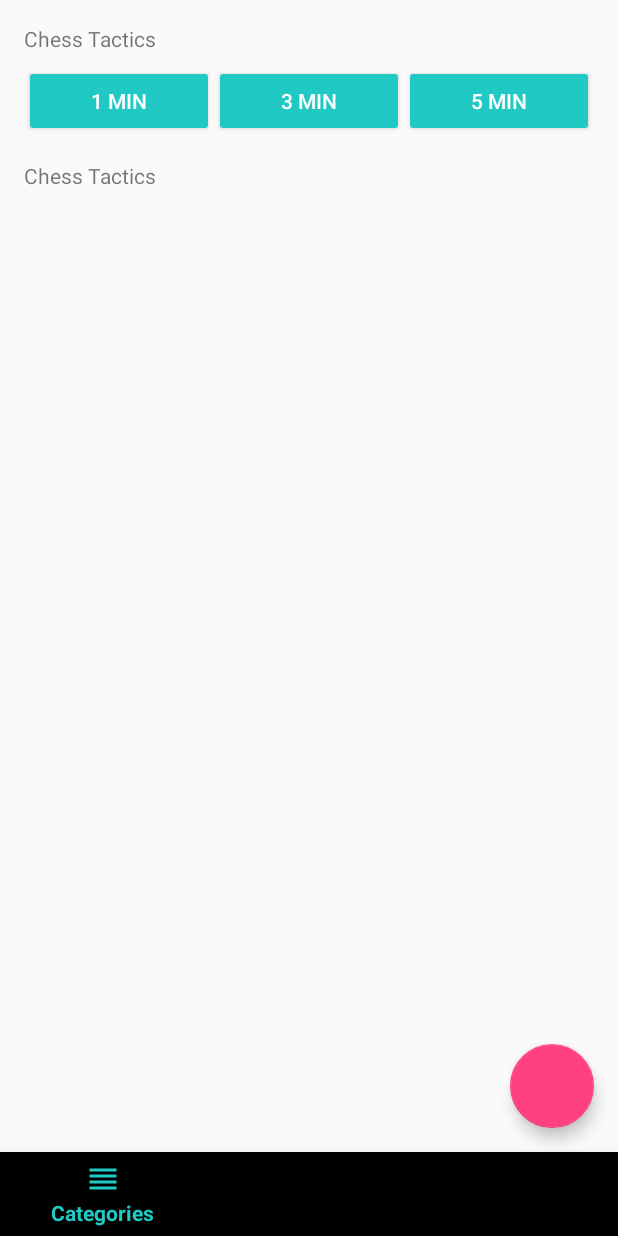
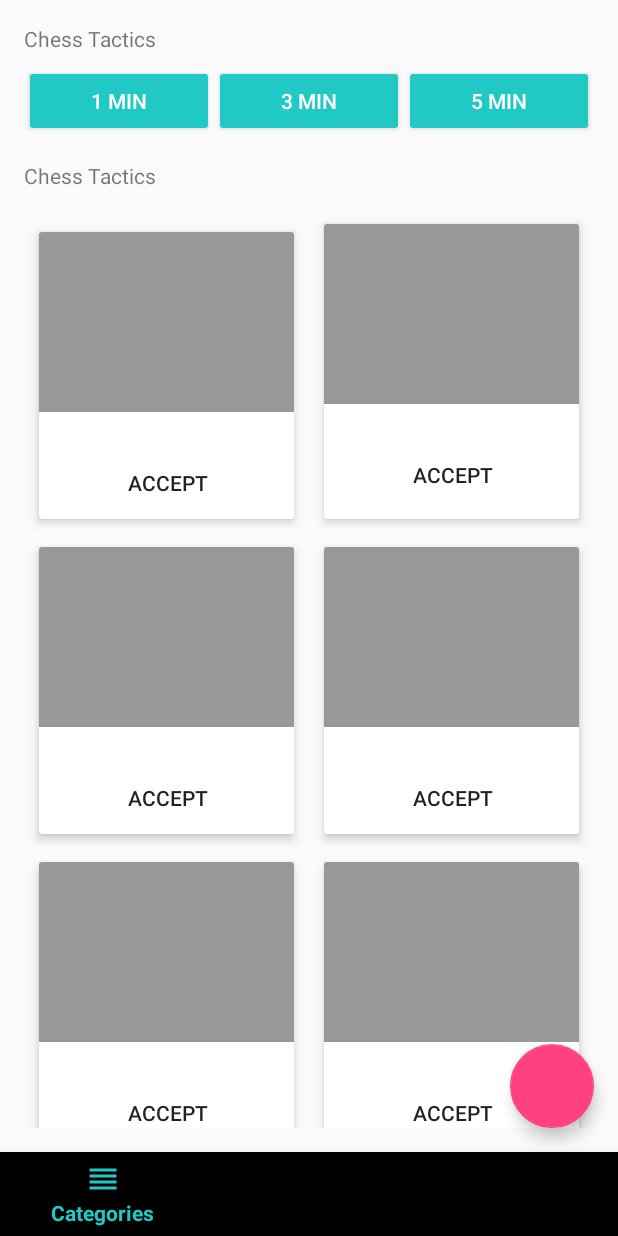
Before and after one commit to stidcardoso/chess, an Android app: the fragment CategoriesFragment placed in its activity, on a phone screen of 412 x 824 dp. Run offline under Robolectric (Android 15) with nearby library versions, the phone set to English and light mode, and no system bars.

```diff
--- /dev/null
+++ b/app/src/main/java/com/teda/chesstactics/GridSpace.kt
@@ -0,0 +1,19 @@
+package com.teda.chesstactics
+
+import android.graphics.Rect
+import android.support.v7.widget.RecyclerView
+import android.view.View
+
+
+class GridSpace(private val space: Int) : RecyclerView.ItemDecoration() {
+
+    override fun getItemOffsets(outRect: Rect, view: View, parent: RecyclerView, state: RecyclerView.State) {
+        outRect.left = space
+        outRect.right = space
+        outRect.bottom = space
+        // Add top margin only for the first item to avoid double space between items
+        if (parent.getChildAdapterPosition(view) == 0) {
+            outRect.top = space
+        }
+    }
+}
--- a/app/src/main/java/com/teda/chesstactics/ui/CategoriesFragment.kt
+++ b/app/src/main/java/com/teda/chesstactics/ui/CategoriesFragment.kt
@@ -3,11 +3,14 @@ package com.teda.chesstactics.ui
 import android.content.Intent
 import android.os.Bundle
 import android.support.v4.app.Fragment
+import android.support.v7.widget.GridLayoutManager
 import android.view.LayoutInflater
 import android.view.View
 import android.view.ViewGroup
 import com.teda.chesstactics.Constants
+import com.teda.chesstactics.GridSpace
 import com.teda.chesstactics.R
+import com.teda.chesstactics.ui.adapter.MAdapter
 import kotlinx.android.synthetic.main.fragment_categories.*
 
 class CategoriesFragment : Fragment() {
@@ -36,6 +39,9 @@ class CategoriesFragment : Fragment() {
         btnFiveMinute.setOnClickListener {
             startCountDownActivity(5)
         }
+        recyclerPackages.layoutManager = GridLayoutManager(activity, 2)
+        recyclerPackages.addItemDecoration(GridSpace(8))
+        recyclerPackages.adapter = MAdapter(arrayListOf())
     }
 
     private fun startCountDownActivity(minutes: Int) {
--- a/app/src/main/java/com/teda/chesstactics/ui/CountDownActivity.kt
+++ b/app/src/main/java/com/teda/chesstactics/ui/CountDownActivity.kt
@@ -86,6 +86,7 @@ class CountDownActivity : AppCompatActivity(), ChessPieces.ChessCallback {
                 val i = Intent(this@CountDownActivity, ResultActivity::class.java)
                 i.putExtra(Constants.EXTRAS_RESULT, Result(averageElo.toDouble(), countPositions, countSuccess, countError))
                 startActivity(i)
+                finish()
             }
 
         }.start()
--- a/app/src/main/java/com/teda/chesstactics/ui/ResultActivity.kt
+++ b/app/src/main/java/com/teda/chesstactics/ui/ResultActivity.kt
@@ -25,6 +25,9 @@ class ResultActivity : AppCompatActivity() {
         setContentView(R.layout.activity_result)
         result = intent.getSerializableExtra(Constants.EXTRAS_RESULT) as Result
         showPie()
+        btnContinue.setOnClickListener {
+            finish()
+        }
     }
 
     private fun showPie() {
--- a/app/src/main/java/com/teda/chesstactics/ui/adapter/ChessBoardViewHolder.kt
+++ b/app/src/main/java/com/teda/chesstactics/ui/adapter/ChessBoardViewHolder.kt
@@ -18,16 +18,14 @@ class ChessBoardViewHolder(itemView: View) : RecyclerView.ViewHolder(itemView) {
     fun evenFile() {
         if ((adapterPosition % 2) == 0) {
             itemView.imageSquare.setBackgroundColor(ContextCompat.getColor(itemView.context, R.color.colorAccent))
-        }
-        else
+        } else
             itemView.imageSquare.setBackgroundColor(ContextCompat.getColor(itemView.context, R.color.colorPrimary))
     }
 
     fun oddFile() {
         if ((adapterPosition % 2) == 0) {
             itemView.imageSquare.setBackgroundColor(ContextCompat.getColor(itemView.context, R.color.colorPrimary))
-        }
-        else
+        } else
             itemView.imageSquare.setBackgroundColor(ContextCompat.getColor(itemView.context, R.color.colorAccent))
     }
 
--- /dev/null
+++ b/app/src/main/java/com/teda/chesstactics/ui/adapter/MAdapter.kt
@@ -0,0 +1,23 @@
+package com.teda.chesstactics.ui.adapter
+
+import android.support.v7.widget.RecyclerView
+import android.view.LayoutInflater
+import android.view.ViewGroup
+import com.teda.chesstactics.R
+
+class MAdapter(var list: ArrayList<String>) : RecyclerView.Adapter<MViewHolder>() {
+
+    override fun onCreateViewHolder(parent: ViewGroup, viewType: Int): MViewHolder {
+        val v = LayoutInflater.from(parent.context).inflate(R.layout.item, parent, false)
+        return MViewHolder(v)
+    }
+
+    override fun onBindViewHolder(viewHolder: MViewHolder, position: Int) {
+
+    }
+
+    override fun getItemCount(): Int {
+        return 10
+    }
+
+}
--- /dev/null
+++ b/app/src/main/java/com/teda/chesstactics/ui/adapter/MViewHolder.kt
@@ -0,0 +1,16 @@
+package com.teda.chesstactics.ui.adapter
+
+import android.support.v7.widget.RecyclerView
+import android.view.View
+
+class MViewHolder(view: View) : RecyclerView.ViewHolder(view) {
+
+    init {
+
+    }
+
+    fun bind(s: String) {
+
+    }
+
+}
--- a/app/src/main/res/layout/activity_result.xml
+++ b/app/src/main/res/layout/activity_result.xml
@@ -5,6 +5,7 @@
     android:layout_height="match_parent">
 
     <android.support.v7.widget.CardView
+        android:id="@+id/cardView"
         android:layout_width="0dp"
         android:layout_height="wrap_content"
         android:layout_marginBottom="8dp"
@@ -46,13 +47,24 @@
                 android:layout_marginStart="16dp"
                 android:layout_marginTop="16dp"
                 app:layout_constraintBottom_toBottomOf="parent"
+                app:layout_constraintDimensionRatio="H, 1:1"
                 app:layout_constraintStart_toStartOf="parent"
                 app:layout_constraintTop_toBottomOf="@+id/textView2"
-                app:layout_constraintWidth_percent="0.3"
-                app:layout_constraintDimensionRatio="H, 1:1"/>
+                app:layout_constraintWidth_percent="0.3" />
 
         </android.support.constraint.ConstraintLayout>
 
     </android.support.v7.widget.CardView>
 
+    <Button
+        android:id="@+id/btnContinue"
+        style="@style/Base.Widget.AppCompat.Button.Colored"
+        android:layout_width="0dp"
+        android:layout_height="wrap_content"
+        android:layout_marginTop="8dp"
+        app:layout_constraintStart_toStartOf="@id/cardView"
+        app:layout_constraintEnd_toEndOf="@id/cardView"
+        app:layout_constraintTop_toBottomOf="@id/cardView"
+        android:text="@string/btn_continue" />
+
 </android.support.constraint.ConstraintLayout>
--- a/app/src/main/res/layout/fragment_categories.xml
+++ b/app/src/main/res/layout/fragment_categories.xml
@@ -72,6 +72,7 @@
         app:layout_constraintTop_toBottomOf="@+id/btnOneMinute" />
 
     <android.support.v7.widget.RecyclerView
+        android:id="@+id/recyclerPackages"
         android:layout_width="match_parent"
         android:layout_height="0dp"
         android:layout_marginBottom="16dp"
--- /dev/null
+++ b/app/src/main/res/layout/item.xml
@@ -0,0 +1,51 @@
+<?xml version="1.0" encoding="utf-8"?>
+<android.support.v7.widget.CardView xmlns:android="http://schemas.android.com/apk/res/android"
+    xmlns:app="http://schemas.android.com/apk/res-auto"
+    xmlns:tools="http://schemas.android.com/tools"
+    android:layout_width="match_parent"
+    android:layout_height="wrap_content"
+    app:cardElevation="4dp"
+    app:cardUseCompatPadding="true">
+
+    <android.support.constraint.ConstraintLayout
+        android:layout_width="match_parent"
+        android:layout_height="match_parent">
+
+        <ImageView
+            android:id="@+id/imageView2"
+            android:layout_width="match_parent"
+            android:layout_height="120dp"
+            android:background="#989898"
+            app:layout_constraintStart_toStartOf="parent"
+            app:layout_constraintTop_toTopOf="parent" />
+
+        <TextView
+            android:id="@+id/textView"
+            android:layout_width="0dp"
+            android:layout_height="wrap_content"
+            android:layout_marginEnd="8dp"
+            android:layout_marginLeft="8dp"
+            android:layout_marginRight="8dp"
+            android:layout_marginStart="8dp"
+            android:layout_marginTop="4dp"
+            app:layout_constraintEnd_toEndOf="parent"
+            app:layout_constraintStart_toStartOf="parent"
+            app:layout_constraintTop_toBottomOf="@+id/imageView2"
+            tools:text="Este es prueba" />
+
+        <Button
+            style="@style/Base.Widget.AppCompat.Button.Borderless"
+            android:layout_width="wrap_content"
+            android:layout_height="wrap_content"
+            android:layout_marginEnd="8dp"
+            android:layout_marginLeft="8dp"
+            android:layout_marginRight="8dp"
+            android:layout_marginStart="8dp"
+            android:text="Accept"
+            app:layout_constraintEnd_toEndOf="parent"
+            app:layout_constraintStart_toStartOf="parent"
+            app:layout_constraintTop_toBottomOf="@+id/textView" />
+
+    </android.support.constraint.ConstraintLayout>
+
+</android.support.v7.widget.CardView>
--- a/app/src/main/res/values/strings.xml
+++ b/app/src/main/res/values/strings.xml
@@ -18,5 +18,8 @@
     <string name="failed">Failed</string>
     <string name="solved">Solved</string>
 
+    <!--Buttons-->
+    <string name="btn_continue">Continue</string>
+
 
 </resources>
```
Also changed, not shown: 1 other file.
